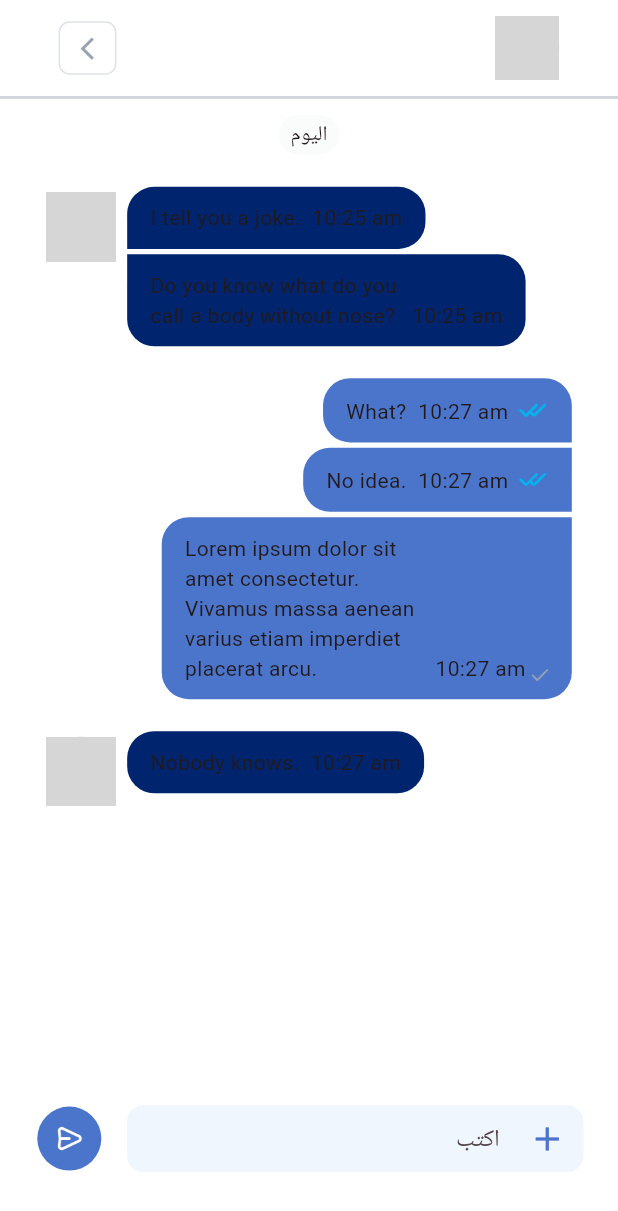
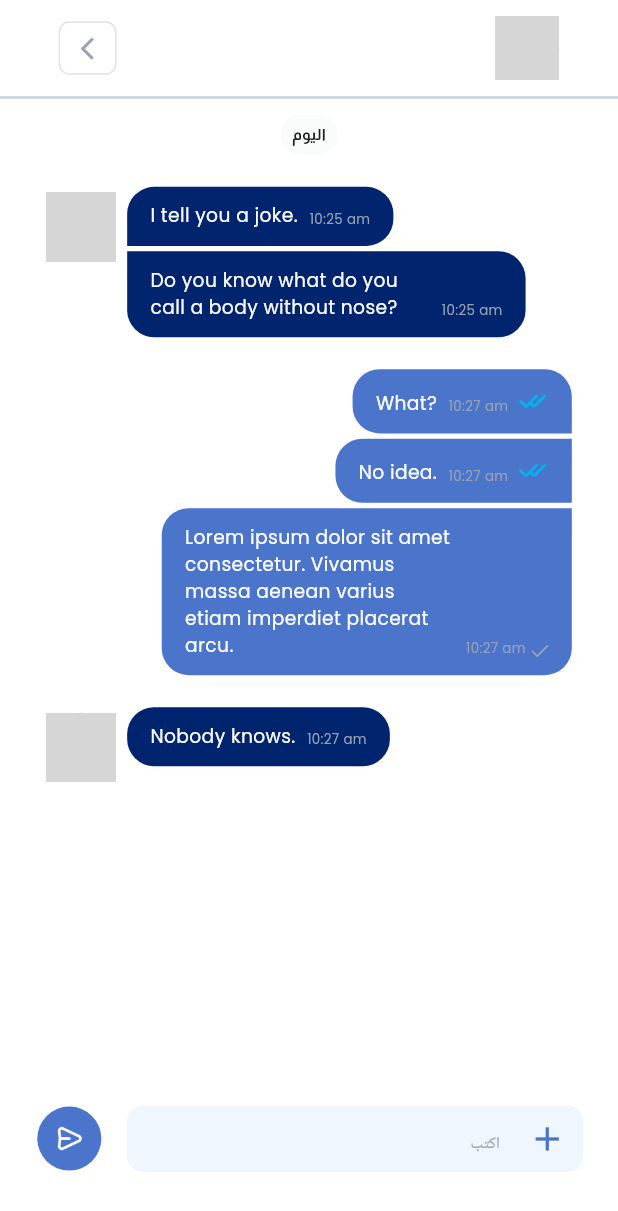
Before and after one commit to mona-alrayes/furniture_movers_project, a Flutter app: the MessagesScreen screen opened directly with empty values, on a phone screen of 412 x 824 dp. Shown: the top 1211 px of the screen. Run offline on Flutter 3.47's test engine with Material 3 defaults, Android fonts, the light colour scheme and no system bars; our stand-ins replace carousel_slider, flutter_rating_bar, flutter_screenutil, flutter_svg, google_fonts, image_picker and 4 more; accounts and stored records are empty; grey boxes are pictures that could not be loaded.

Commit message:
'fix main and fonts made static and google fonts ones for chat'

```diff
--- a/lib/core/theme/fonts.dart
+++ b/lib/core/theme/fonts.dart
@@ -131,40 +131,55 @@
 
 
   //chat screens fonts
+  // Chat screen fonts (now consistent with the rest)
 
-  static TextStyle lastMessagesChatFont = GoogleFonts.almarai(
+static TextStyle lastMessagesChatFont = TextStyle(
+  fontFamily: 'Almarai',
   fontSize: 12.sp,
   fontWeight: FontWeight.w700,
   color: AppColors.grey,
 );
-  static TextStyle mainNameChatMessagesFont = GoogleFonts.almarai(
+
+static TextStyle mainNameChatMessagesFont = TextStyle(
+  fontFamily: 'Almarai',
   fontSize: 14.sp,
   fontWeight: FontWeight.w700,
   color: AppColors.paltteBlack,
 );
-  static TextStyle statueConectionChatMessagesFont = GoogleFonts.almarai(
+
+static TextStyle statueConectionChatMessagesFont = TextStyle(
+  fontFamily: 'Almarai',
   fontSize: 12.sp,
   fontWeight: FontWeight.w400,
   color: AppColors.green,
 );
-  static TextStyle daySentMessagesFont = GoogleFonts.almarai(
+
+static TextStyle daySentMessagesFont = TextStyle(
+  fontFamily: 'Almarai',
   fontSize: 12.sp,
   fontWeight: FontWeight.w700,
   color: AppColors.black,
 );
-  static TextStyle userMessagesFont = GoogleFonts.poppins(
+
+static TextStyle userMessagesFont = TextStyle(
+  fontFamily: 'Poppins',
   fontSize: 14.sp,
   fontWeight: FontWeight.w300,
   color: AppColors.white,
 );
-  static TextStyle formatTimeMessagesFont = GoogleFonts.poppins(
+
+static TextStyle formatTimeMessagesFont = TextStyle(
+  fontFamily: 'Poppins',
   fontSize: 10.sp,
   fontWeight: FontWeight.w500,
   color: AppColors.grey,
 );
-  static TextStyle hintTextBoxFont = GoogleFonts.poppins(
+
+static TextStyle hintTextBoxFont = TextStyle(
+  fontFamily: 'Poppins',
   fontSize: 12.sp,
   fontWeight: FontWeight.w400,
   color: AppColors.grey,
 );
+
 }
--- a/lib/core/theme/googlefonts.dart
+++ b/lib/core/theme/googlefonts.dart
@@ -116,4 +116,43 @@
     fontWeight: FontWeight.w600,
     color: AppColors.black,
   );
+
+
+  //chat screens fonts
+
+  static TextStyle lastMessagesChatFont = GoogleFonts.almarai(
+    fontSize: 12.sp,
+    fontWeight: FontWeight.w700,
+    color: AppColors.grey,
+  );
+  static TextStyle mainNameChatMessagesFont = GoogleFonts.almarai(
+    fontSize: 14.sp,
+    fontWeight: FontWeight.w700,
+    color: AppColors.paltteBlack,
+  );
+  static TextStyle statueConectionChatMessagesFont = GoogleFonts.almarai(
+    fontSize: 12.sp,
+    fontWeight: FontWeight.w400,
+    color: AppColors.green,
+  );
+  static TextStyle daySentMessagesFont = GoogleFonts.almarai(
+    fontSize: 12.sp,
+    fontWeight: FontWeight.w700,
+    color: AppColors.black,
+  );
+  static TextStyle userMessagesFont = GoogleFonts.poppins(
+    fontSize: 14.sp,
+    fontWeight: FontWeight.w300,
+    color: AppColors.white,
+  );
+  static TextStyle formatTimeMessagesFont = GoogleFonts.poppins(
+    fontSize: 10.sp,
+    fontWeight: FontWeight.w500,
+    color: AppColors.grey,
+  );
+  static TextStyle hintTextBoxFont = GoogleFonts.poppins(
+    fontSize: 12.sp,
+    fontWeight: FontWeight.w400,
+    color: AppColors.grey,
+  );
 }
--- a/lib/main.dart
+++ b/lib/main.dart
@@ -55,9 +55,9 @@
             '/chat': (_) => ChatListScreen(),
             '/TermsAndConditions': (_) => const TermsConditionsScreen(),
             '/profile': (_) => const ProfileScreen(),
-            '/favorite': (_) => const FavoriteScreen(),
+            '/favorite': (_) => const FavoritesScreen(),
             '/serviceDetails': (_) => const ServiceDetailsScreen(),
-            '/furnitureMoving': (_) => const FurnitureMovingScreen(),
+            '/furnitureMoving': (_) => const FurnitureMoving(),
             '/about': (_) => const AboutAppScreen(),
             '/contactUs': (_) => const ContactUsScreen(),
           },
```
Also changed, not shown: pubspec.lock. Lines whose indentation alone changed are shown as unchanged.
